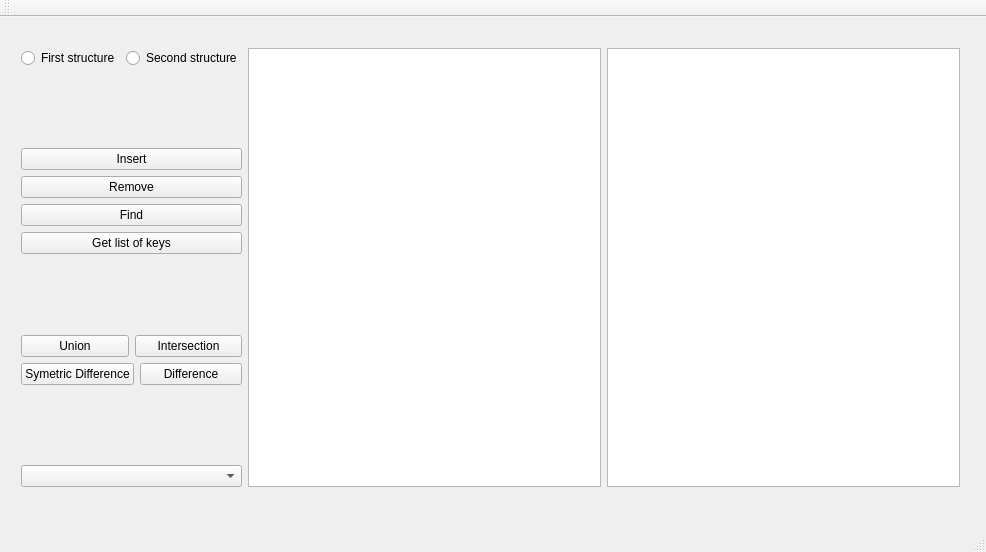
First picture: the form in exam/mainwindow.ui, repository OliaKarpyshyn/exam, before the edit.
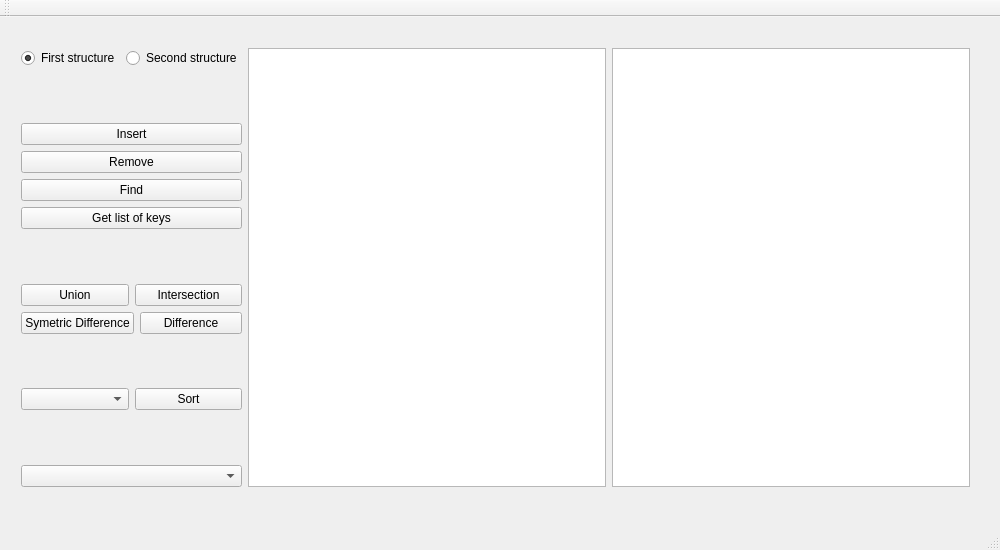
Second picture: the form after the edit.

Commit message: +heap sort +quick sort +insertion sort

```diff
--- a/exam/mainwindow.ui
+++ b/exam/mainwindow.ui
@@ -6,10 +6,22 @@
    <rect>
     <x>0</x>
     <y>0</y>
-    <width>986</width>
-    <height>552</height>
+    <width>1000</width>
+    <height>550</height>
    </rect>
   </property>
+  <property name="minimumSize">
+   <size>
+    <width>1000</width>
+    <height>550</height>
+   </size>
+  </property>
+  <property name="maximumSize">
+   <size>
+    <width>1000</width>
+    <height>550</height>
+   </size>
+  </property>
   <property name="windowTitle">
    <string>MainWindow</string>
   </property>
@@ -19,7 +31,7 @@
      <rect>
       <x>10</x>
       <y>20</y>
-      <width>961</width>
+      <width>971</width>
       <height>461</height>
      </rect>
     </property>
@@ -30,9 +42,15 @@
         <layout class="QHBoxLayout" name="horizontalLayout_2">
          <item>
           <widget class="QRadioButton" name="radioButton">
+           <property name="autoFillBackground">
+            <bool>false</bool>
+           </property>
            <property name="text">
             <string>First structure</string>
            </property>
+           <property name="checked">
+            <bool>true</bool>
+           </property>
           </widget>
          </item>
          <item>
@@ -134,6 +152,33 @@
          </item>
         </layout>
        </item>
+       <item>
+        <spacer name="verticalSpacer_4">
+         <property name="orientation">
+          <enum>Qt::Vertical</enum>
+         </property>
+         <property name="sizeHint" stdset="0">
+          <size>
+           <width>20</width>
+           <height>40</height>
+          </size>
+         </property>
+        </spacer>
+       </item>
+       <item>
+        <layout class="QHBoxLayout" name="horizontalLayout_5">
+         <item>
+          <widget class="QComboBox" name="comboBox_2"/>
+         </item>
+         <item>
+          <widget class="QPushButton" name="pushButton_9">
+           <property name="text">
+            <string>Sort</string>
+           </property>
+          </widget>
+         </item>
+        </layout>
+       </item>
        <item>
         <spacer name="verticalSpacer">
          <property name="orientation">
```
Left out of the diff: 2 changed lines with no effect on the pictures. The commit also changes 4 other files.
